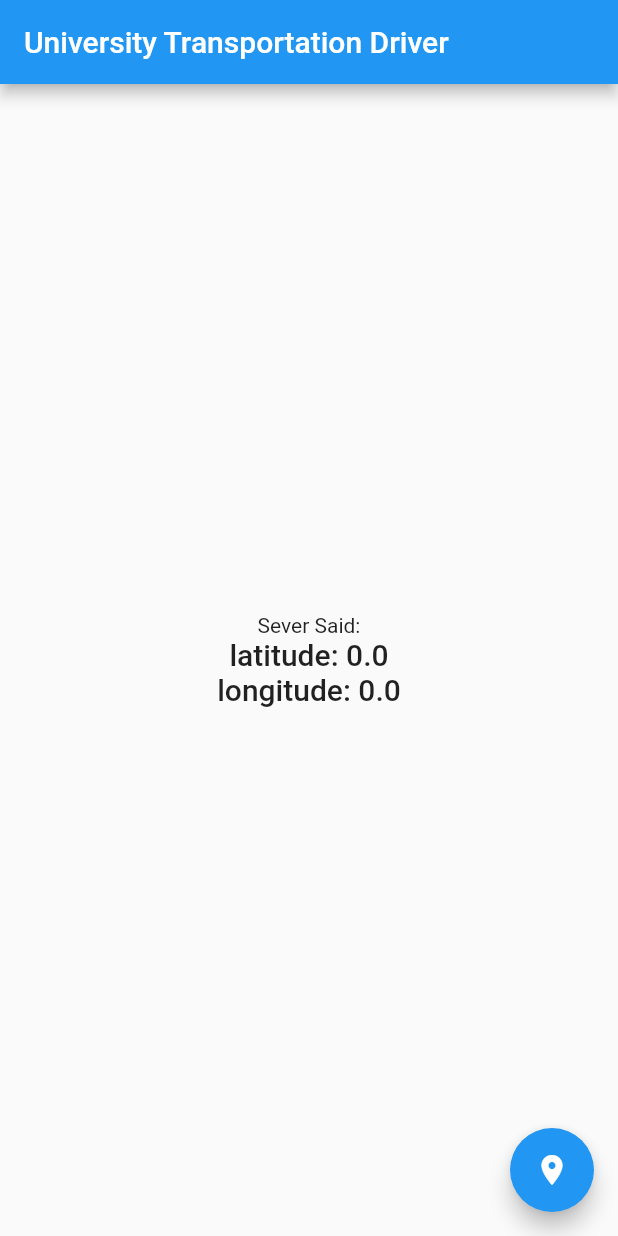
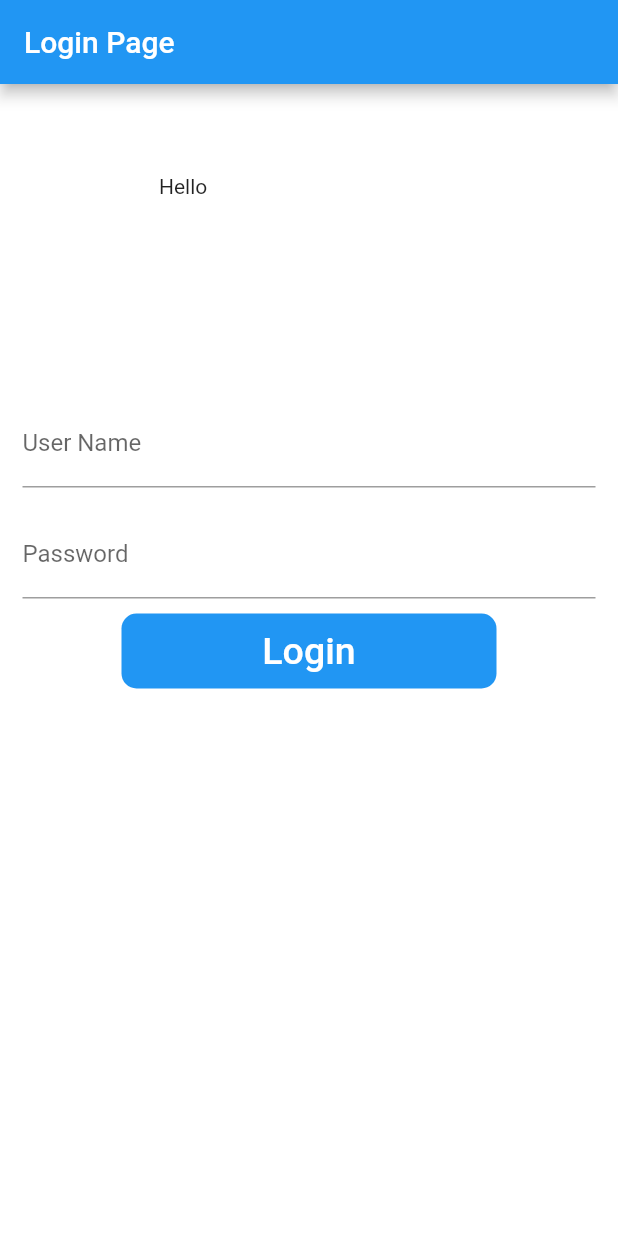
Before and after one commit to mokb21/UniversityTransportationDriver, a Flutter app: the screen it shows after launch, on a phone screen of 412 x 824 dp. Run offline on Flutter 3.47's test engine with Material 2 defaults, Android fonts, the phone set to English and light mode, and no system bars; our stand-ins replace geolocator, shared_preferences; missing offline and left inert: signalr_core.

Commit message:
Adding LoginSceen and Router

```diff
--- a/lib/constants/api_path.dart
+++ b/lib/constants/api_path.dart
@@ -1,3 +1,4 @@
 class ApiPath {
   static const String DomainURI = 'http://kabanisenior-001-site1.gtempurl.com';
+  static const String DomainPath = 'kabanisenior-001-site1.gtempurl.com';
 }
--- /dev/null
+++ b/lib/constants/preferences_constants.dart
@@ -0,0 +1,5 @@
+class PreferencesConstants {
+  static const String kIsLoggedIn = 'isLoggedIn';
+  static const String kApiToken = 'apiToken';
+  static const String kCurrentUser = 'currentUser';
+}
--- /dev/null
+++ b/lib/constants/routing_constants.dart
@@ -0,0 +1,4 @@
+class RoutingConstants {
+  static const String LoginScreenRoute = '/';
+  static const String HomeScreenRoute = 'Home';
+}
--- a/lib/main.dart
+++ b/lib/main.dart
@@ -1,10 +1,7 @@
-import 'dart:io';
-
 import 'package:flutter/material.dart';
-import 'package:geolocator/geolocator.dart';
-import 'package:http/io_client.dart';
-import 'package:signalr_core/signalr_core.dart';
-import 'package:university_transportation_driver/constants/api_path.dart';
+import 'package:university_transportation_driver/constants/routing_constants.dart';
+import 'package:university_transportation_driver/utils/helpers/router.dart'
+    as router;
 
 void main() {
   runApp(MyApp());
@@ -16,126 +13,11 @@ class MyApp extends StatelessWidget {
     return MaterialApp(
       debugShowCheckedModeBanner: false,
       title: 'University Transportation Driver',
+      onGenerateRoute: router.generateRoute,
       theme: ThemeData(
         primarySwatch: Colors.blue,
       ),
-      home: UniversityTransportationDriver(
-          title: 'University Transportation Driver'),
+      initialRoute: RoutingConstants.LoginScreenRoute,
     );
   }
 }
-
-class UniversityTransportationDriver extends StatefulWidget {
-  UniversityTransportationDriver({Key key, this.title}) : super(key: key);
-  final String title;
-
-  @override
-  _UniversityTransportationDriverState createState() =>
-      _UniversityTransportationDriverState();
-}
-
-class _UniversityTransportationDriverState
-    extends State<UniversityTransportationDriver> {
-  double _latitude = 0.0;
-  double _longitude = 0.0;
-
-  HubConnection _connection;
-
-  Future<void> _connectTrackingHub() async {
-    _connection = HubConnectionBuilder()
-        .withUrl(
-            ApiPath.DomainURI + '/trackingHub',
-            HttpConnectionOptions(
-              client: IOClient(
-                  HttpClient()..badCertificateCallback = (x, y, z) => true),
-              logging: (level, message) => print(message),
-            ))
-        .build();
-
-    await _connection.start();
-    _assignHubFunction();
-  }
-
-  void _assignHubFunction() {
-    if (_connection.state == HubConnectionState.connected)
-      _connection.on('ShowPointsOnMap', (message) {
-        if (message != null && message.length == 2) {
-          setState(() {
-            _latitude = message[0];
-            _longitude = message[1];
-          });
-        }
-      });
-  }
-
-  Future<void> _invokeHubSendLocation() async {
-    if (_connection.state == HubConnectionState.connected) {
-      Position currentPosition = await _determinePosition();
-      await _connection.invoke('SendGPSPoint',
-          args: [currentPosition.altitude, currentPosition.longitude]);
-    }
-  }
-
-  Future<Position> _determinePosition() async {
-    bool serviceEnabled;
-    LocationPermission permission;
-
-    serviceEnabled = await Geolocator.isLocationServiceEnabled();
-    if (!serviceEnabled) {
-      return Future.error('Location services are disabled.');
-    }
-
-    permission = await Geolocator.checkPermission();
-    if (permission == LocationPermission.denied) {
-      permission = await Geolocator.requestPermission();
-      if (permission == LocationPermission.denied) {
-        return Future.error('Location permissions are denied');
-      }
-    }
-
-    if (permission == LocationPermission.deniedForever) {
-      return Future.error(
-          'Location permissions are permanently denied, we cannot request permissions.');
-    }
-
-    return await Geolocator.getCurrentPosition();
-  }
-
-  @override
-  void initState() {
-    super.initState();
-    _connectTrackingHub();
-  }
-
-  @override
-  Widget build(BuildContext context) {
-    return Scaffold(
-      appBar: AppBar(
-        title: Text(widget.title),
-      ),
-      body: Center(
-        child: Column(
-          mainAxisAlignment: MainAxisAlignment.center,
-          children: <Widget>[
-            Text(
-              'Sever Said:',
-            ),
-            Text(
-              'latitude: $_latitude',
-              style: Theme.of(context).textTheme.headline6,
-            ),
-            Text(
-              'longitude: $_longitude',
-              style: Theme.of(context).textTheme.headline6,
-            ),
-          ],
-        ),
-      ),
-      floatingActionButton: FloatingActionButton(
-        onPressed: _invokeHubSendLocation,
-        tooltip: 'Send Location',
-        child: Icon(Icons.location_on),
-      ),
-    );
-  }
-}
--- /dev/null
+++ b/lib/modules/models/login_model.dart
@@ -0,0 +1,21 @@
+class LoginModel {
+  String userName;
+  String password;
+  bool rememberMe;
+
+  LoginModel({this.userName, this.password, this.rememberMe});
+
+  LoginModel.fromJson(Map<String, dynamic> json) {
+    userName = json['userName'];
+    password = json['password'];
+    rememberMe = json['rememberMe'] ?? false;
+  }
+
+  Map<String, dynamic> toJson() {
+    final Map<String, dynamic> data = new Map<String, dynamic>();
+    data['userName'] = this.userName;
+    data['password'] = this.password;
+    data['rememberMe'] = this.rememberMe ?? false;
+    return data;
+  }
+}
--- /dev/null
+++ b/lib/modules/models/login_model_web.dart
@@ -0,0 +1,66 @@
+class LoginModelWeb {
+  Token token;
+  User user;
+
+  LoginModelWeb({this.token, this.user});
+
+  LoginModelWeb.fromJson(Map<String, dynamic> json) {
+    token = json['token'] != null ? new Token.fromJson(json['token']) : null;
+    user = json['user'] != null ? new User.fromJson(json['user']) : null;
+  }
+
+  Map<String, dynamic> toJson() {
+    final Map<String, dynamic> data = new Map<String, dynamic>();
+    if (this.token != null) {
+      data['token'] = this.token.toJson();
+    }
+    if (this.user != null) {
+      data['user'] = this.user.toJson();
+    }
+    return data;
+  }
+}
+
+class Token {
+  String status;
+  String token;
+  String validTo;
+
+  Token({this.status, this.token, this.validTo});
+
+  Token.fromJson(Map<String, dynamic> json) {
+    status = json['status'];
+    token = json['token'];
+    validTo = json['validTo'];
+  }
+
+  Map<String, dynamic> toJson() {
+    final Map<String, dynamic> data = new Map<String, dynamic>();
+    data['status'] = this.status;
+    data['token'] = this.token;
+    data['validTo'] = this.validTo;
+    return data;
+  }
+}
+
+class User {
+  String id;
+  int role;
+  String userName;
+
+  User({this.id, this.role, this.userName});
+
+  User.fromJson(Map<String, dynamic> json) {
+    id = json['id'];
+    role = json['role'];
+    userName = json['userName'];
+  }
+
+  Map<String, dynamic> toJson() {
+    final Map<String, dynamic> data = new Map<String, dynamic>();
+    data['id'] = this.id;
+    data['role'] = this.role;
+    data['userName'] = this.userName;
+    return data;
+  }
+}
--- /dev/null
+++ b/lib/modules/screens/login_screen.dart
@@ -0,0 +1,110 @@
+import 'package:flutter/material.dart';
+import 'package:university_transportation_driver/constants/routing_constants.dart';
+import 'package:university_transportation_driver/modules/models/login_model.dart';
+import 'package:university_transportation_driver/utils/preferences/shared_preferences_helper.dart';
+import 'package:university_transportation_driver/utils/services/login/login_service.dart';
+import 'package:university_transportation_driver/utils/services/login/login_service_web.dart';
+
+class LoginScreen extends StatefulWidget {
+  @override
+  _LoginScreenState createState() => _LoginScreenState();
+}
+
+class _LoginScreenState extends State<LoginScreen> {
+  final GlobalKey<FormState> _formKey = GlobalKey<FormState>();
+
+  final LoginService _loginService = new LoginServiceWeb();
+  LoginModel _model = new LoginModel();
+
+  Future<void> _loginPressed() async {
+    _formKey.currentState.save();
+    FocusScope.of(context).unfocus();
+
+    var loggedInModel = await _loginService.loginPostAsync(_model);
+    if (loggedInModel != null && loggedInModel.token.status == 'Success') {
+      await SharedPreferencesHelper.setIsLoggedIn(true);
+      await SharedPreferencesHelper.setApiToken(loggedInModel.token.token);
+      await SharedPreferencesHelper.setCurrentUser(loggedInModel);
+
+      Navigator.pushReplacementNamed(context, RoutingConstants.HomeScreenRoute);
+    }
+  }
+
+  @override
+  Widget build(BuildContext context) {
+    return Scaffold(
+      backgroundColor: Colors.white,
+      appBar: AppBar(
+        title: Text("Login Page"),
+      ),
+      body: SingleChildScrollView(
+        child: Form(
+          key: _formKey,
+          child: Column(
+            children: <Widget>[
+              Padding(
+                padding: const EdgeInsets.only(top: 60.0),
+                child: Center(
+                  child: Container(
+                    width: 200,
+                    height: 150,
+                    // child: Image.asset('asset/images/flutter-logo.png'),
+                    child: Text('Hello'),
+                  ),
+                ),
+              ),
+              Padding(
+                padding: EdgeInsets.symmetric(horizontal: 15),
+                child: TextFormField(
+                  decoration: InputDecoration(
+                    labelText: 'User Name',
+                  ),
+                  onSaved: (String value) {
+                    setState(() {
+                      _model.userName = value;
+                    });
+                  },
+                ),
+              ),
+              Padding(
+                padding: const EdgeInsets.only(
+                    left: 15.0, right: 15.0, top: 15, bottom: 0),
+                child: TextFormField(
+                  decoration: InputDecoration(
+                    labelText: 'Password',
+                  ),
+                  obscureText: true,
+                  keyboardType: TextInputType.visiblePassword,
+                  onSaved: (String value) {
+                    setState(() {
+                      _model.password = value;
+                    });
+                  },
+                ),
+              ),
+              SizedBox(
+                height: 10,
+              ),
+              Container(
+                height: 50,
+                width: 250,
+                decoration: BoxDecoration(
+                    color: Colors.blue,
+                    borderRadius: BorderRadius.circular(10)),
+                child: TextButton(
+                  // onPressed: () {
+                  // },
+                  onPressed: _loginPressed,
+                  child: Text(
+                    'Login',
+                    style: TextStyle(color: Colors.white, fontSize: 25),
+                  ),
+                ),
+              ),
+            ],
+          ),
+        ),
+      ),
+    );
+  }
+}
--- /dev/null
+++ b/lib/utils/helpers/router.dart
@@ -0,0 +1,15 @@
+import 'package:flutter/material.dart';
+import 'package:university_transportation_driver/constants/routing_constants.dart';
+import 'package:university_transportation_driver/modules/screens/home_screen.dart';
+import 'package:university_transportation_driver/modules/screens/login_screen.dart';
+
+Route<dynamic> generateRoute(RouteSettings settings) {
+  switch (settings.name) {
+    case RoutingConstants.HomeScreenRoute:
+      return MaterialPageRoute(builder: (context) => HomeScreen());
+    case RoutingConstants.LoginScreenRoute:
+      return MaterialPageRoute(builder: (context) => LoginScreen());
+    default:
+      return MaterialPageRoute(builder: (context) => LoginScreen());
+  }
+}
--- /dev/null
+++ b/lib/utils/services/login/login_service.dart
@@ -0,0 +1,6 @@
+import 'package:university_transportation_driver/modules/models/login_model.dart';
+import 'package:university_transportation_driver/modules/models/login_model_web.dart';
+
+abstract class LoginService {
+  Future<LoginModelWeb> loginPostAsync(LoginModel model);
+}
--- a/pubspec.yaml
+++ b/pubspec.yaml
@@ -32,6 +32,8 @@ dependencies:
   http: ^0.13.3
   signalr_core: ^1.1.1
   geolocator: ^7.0.3
+  shared_preferences: ^2.0.5
+
 
 dev_dependencies:
   flutter_test:
```
Also changed, not shown: lib/modules/screens/home_screen.dart (added, +119 -0 lines), lib/utils/preferences/shared_preferences_helper.dart (added, +50 -0 lines), lib/utils/services/login/login_service_web.dart (added, +35 -0 lines), pubspec.lock.
